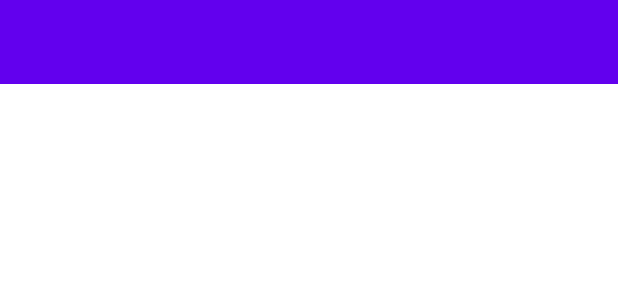
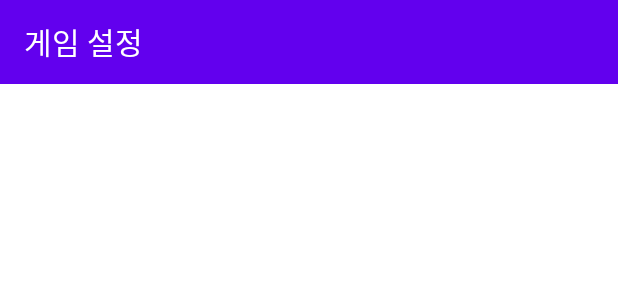
Before and after one commit to codesquad-members-2022/kotlin-cardgame, an Android app: the layout activity_sub.xml on its own in the app's theme, with its tools: preview values and no code run, on a phone screen of 412 x 824 dp. Shown: the top 300 px of the screen. Run offline under Robolectric (Android 15) with nearby library versions, the phone set to English and light mode, and no system bars.

Commit message:
feat: make subActivty's toolBar and fragment xml

```diff
--- a/app/src/main/AndroidManifest.xml
+++ b/app/src/main/AndroidManifest.xml
@@ -1,7 +1,6 @@
 <?xml version="1.0" encoding="utf-8"?>
 <manifest xmlns:android="http://schemas.android.com/apk/res/android"
     package="com.codesquad.kotilin_cardgame">
-
     <application
         android:allowBackup="true"
         android:icon="@mipmap/ic_launcher"
@@ -11,13 +10,13 @@
         android:theme="@style/Theme.Kotilincardgame">
         <activity
             android:name=".SubActivity"
-            android:exported="false" />
+            android:exported="false"
+            android:theme="@style/Theme.AppCompat.Light.NoActionBar" />
         <activity
             android:name=".MainActivity"
             android:exported="true">
             <intent-filter>
                 <action android:name="android.intent.action.MAIN" />
-
                 <category android:name="android.intent.category.LAUNCHER" />
             </intent-filter>
         </activity>
--- a/app/src/main/java/com/codesquad/kotilin_cardgame/SubActivity.kt
+++ b/app/src/main/java/com/codesquad/kotilin_cardgame/SubActivity.kt
@@ -3,6 +3,7 @@ package com.codesquad.kotilin_cardgame
 import android.graphics.BitmapFactory
 import androidx.appcompat.app.AppCompatActivity
 import android.os.Bundle
+import androidx.appcompat.widget.Toolbar
 
 class SubActivity : AppCompatActivity() {
     override fun onCreate(savedInstanceState: Bundle?) {
@@ -12,6 +13,10 @@ class SubActivity : AppCompatActivity() {
         val profileImage = intent.getByteArrayExtra("profileImage")!!.let{
             BitmapFactory.decodeByteArray(it,0,it.size)
         }
+        val toolbar = findViewById<Toolbar>(R.id.toolbar_cardgame)
+        setSupportActionBar(toolbar)
+        supportActionBar!!.setDisplayHomeAsUpEnabled(true)
+        supportActionBar!!.setHomeAsUpIndicator(R.drawable.ic_baseline_menu_24)
 
 
     }
--- a/app/src/main/res/layout/activity_sub.xml
+++ b/app/src/main/res/layout/activity_sub.xml
@@ -1,18 +1,18 @@
 <?xml version="1.0" encoding="utf-8"?>
-<androidx.constraintlayout.widget.ConstraintLayout xmlns:android="http://schemas.android.com/apk/res/android"
+<LinearLayout xmlns:android="http://schemas.android.com/apk/res/android"
     xmlns:app="http://schemas.android.com/apk/res-auto"
     xmlns:tools="http://schemas.android.com/tools"
     android:layout_width="match_parent"
     android:layout_height="match_parent"
+    android:orientation="vertical"
     tools:context=".SubActivity">
 
     <androidx.appcompat.widget.Toolbar
-        android:id="@+id/toolbar_product_detail"
-        android:layout_width="0dp"
+        android:id="@+id/toolbar_cardgame"
+        android:layout_width="match_parent"
         android:layout_height="wrap_content"
         android:background="@color/purple_500"
-
-        app:layout_constraintEnd_toEndOf="parent"
-        app:layout_constraintStart_toStartOf="parent"
-        app:layout_constraintTop_toTopOf="parent" />
-</androidx.constraintlayout.widget.ConstraintLayout>
+        android:theme="@style/Theme.AppCompat.Light.DarkActionBar"
+        app:title="게임 설정"
+        app:titleTextColor="@color/white" />
+</LinearLayout>
--- /dev/null
+++ b/app/src/main/res/layout/fragment_game.xml
@@ -0,0 +1,6 @@
+<?xml version="1.0" encoding="utf-8"?>
+<LinearLayout xmlns:android="http://schemas.android.com/apk/res/android"
+    android:layout_width="match_parent"
+    android:layout_height="match_parent">
+
+</LinearLayout>
```
Also changed, not shown: app/src/main/res/layout/fragment_setting.xml (added, +38 -0 lines).
